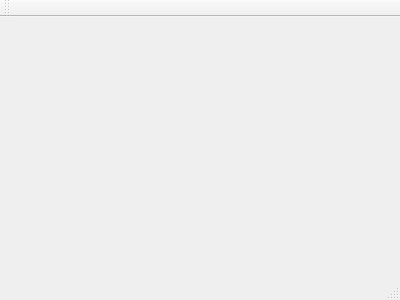
Qt form chatplusserver.ui (emilie317/cll12-ChatPlusServer) before a commit.
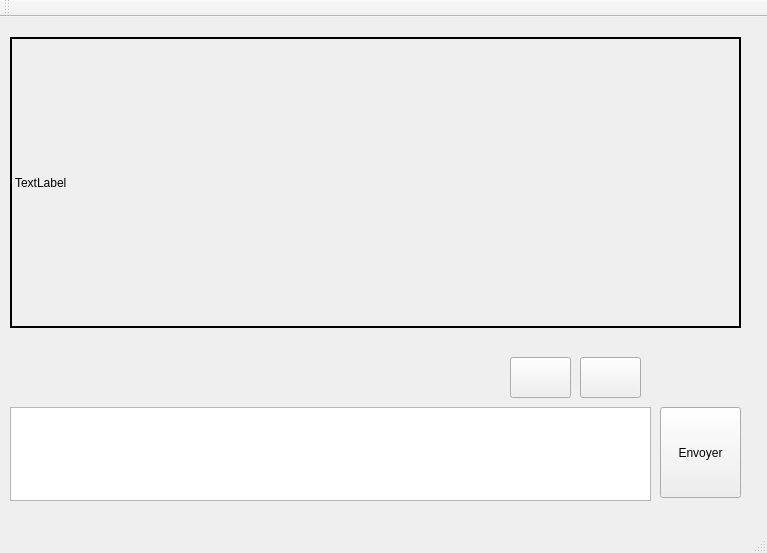
The same form after that commit. Icons and pictures are not drawn.

Commit message: J'ai pensé à mon projet, et j'ai commencé mon interface graphique.

The edit to the form file:
```diff
--- a/chatplusserver.ui
+++ b/chatplusserver.ui
@@ -1,24 +1,136 @@
 <ui version="4.0">
  <class>ChatPlusServer</class>
- <widget class="QMainWindow" name="ChatPlusServer" >
-  <property name="geometry" >
+ <widget class="QMainWindow" name="ChatPlusServer">
+  <property name="geometry">
    <rect>
     <x>0</x>
     <y>0</y>
-    <width>400</width>
-    <height>300</height>
+    <width>767</width>
+    <height>553</height>
    </rect>
   </property>
   <property name="windowTitle" >
    <string>ChatPlusServer</string>
   </property>
-  <widget class="QMenuBar" name="menuBar" />
-  <widget class="QToolBar" name="mainToolBar" />
-  <widget class="QWidget" name="centralWidget" />
-  <widget class="QStatusBar" name="statusBar" />
+  <property name="animated">
+   <bool>true</bool>
+  </property>
+  <widget class="QWidget" name="centralWidget">
+   <widget class="QTextEdit" name="txtChat">
+    <property name="geometry">
+     <rect>
+      <x>10</x>
+      <y>390</y>
+      <width>641</width>
+      <height>94</height>
+     </rect>
+    </property>
+    <property name="autoFormatting">
+     <set>QTextEdit::AutoNone</set>
+    </property>
+   </widget>
+   <widget class="QPushButton" name="btnPhoto">
+    <property name="geometry">
+     <rect>
+      <x>510</x>
+      <y>340</y>
+      <width>61</width>
+      <height>41</height>
+     </rect>
+    </property>
+    <property name="text">
+     <string/>
+    </property>
+    <property name="icon">
+     <iconset>
+      <normaloff>Camera.png</normaloff>Camera.png</iconset>
+    </property>
+    <property name="iconSize">
+     <size>
+      <width>50</width>
+      <height>50</height>
+     </size>
+    </property>
+   </widget>
+   <widget class="QPushButton" name="btnEnvoyer">
+    <property name="geometry">
+     <rect>
+      <x>660</x>
+      <y>390</y>
+      <width>81</width>
+      <height>91</height>
+     </rect>
+    </property>
+    <property name="text">
+     <string>Envoyer</string>
+    </property>
+   </widget>
+   <widget class="QPushButton" name="btnPhoto_2">
+    <property name="geometry">
+     <rect>
+      <x>580</x>
+      <y>340</y>
+      <width>61</width>
+      <height>41</height>
+     </rect>
+    </property>
+    <property name="text">
+     <string/>
+    </property>
+    <property name="icon">
+     <iconset>
+      <normaloff>../ChatPlusServer-build-desktop-Qt_4_8_0_dans_le_PATH__Syst_me__Release/Dossier_3D.png</normaloff>../ChatPlusServer-build-desktop-Qt_4_8_0_dans_le_PATH__Syst_me__Release/Dossier_3D.png</iconset>
+    </property>
+    <property name="iconSize">
+     <size>
+      <width>50</width>
+      <height>50</height>
+     </size>
+    </property>
+   </widget>
+   <widget class="QLabel" name="label">
+    <property name="geometry">
+     <rect>
+      <x>10</x>
+      <y>20</y>
+      <width>731</width>
+      <height>291</height>
+     </rect>
+    </property>
+    <property name="frameShape">
+     <enum>QFrame::WinPanel</enum>
+    </property>
+    <property name="text">
+     <string>TextLabel</string>
+    </property>
+   </widget>
+   <zorder>txtChat</zorder>
+   <zorder>btnEnvoyer</zorder>
+   <zorder>btnPhoto</zorder>
+   <zorder>btnPhoto_2</zorder>
+   <zorder>label</zorder>
+  </widget>
+  <widget class="QMenuBar" name="menuBar">
+   <property name="geometry">
+    <rect>
+     <x>0</x>
+     <y>0</y>
+     <width>767</width>
+     <height>25</height>
+    </rect>
+   </property>
+  </widget>
+  <widget class="QToolBar" name="mainToolBar">
+   <attribute name="toolBarArea">
+    <enum>TopToolBarArea</enum>
+   </attribute>
+   <attribute name="toolBarBreak">
+    <bool>false</bool>
+   </attribute>
+  </widget>
+  <widget class="QStatusBar" name="statusBar"/>
  </widget>
- <layoutDefault spacing="6" margin="11" />
- <pixmapfunction></pixmapfunction>
+ <layoutdefault spacing="6" margin="11"/>
  <resources/>
  <connections/>
 </ui>
```
Left out of the diff: 3 changed lines with no effect on the pictures. The commit also changes 2 other files.
